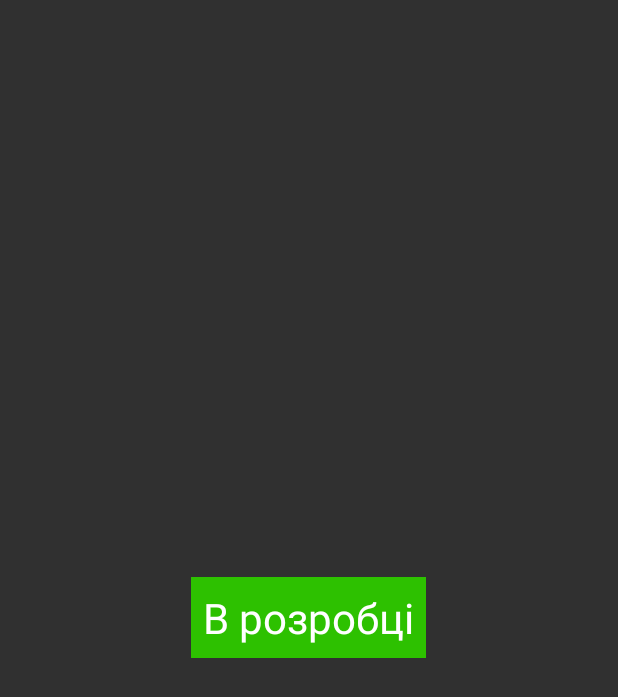
After one commit to snigavig/clean-city-android-new, an Android app: the layout location_details_fragment.xml on its own in the app's theme, with its tools: preview values and no code run, on a phone screen of 412 x 824 dp. The commit adds this screen. Shown: the top 697 px of the screen. Run offline under Robolectric (Android 15) with nearby library versions, the phone set to English and light mode, and no system bars.

Commit message:
details view init

```diff
--- a/app/build.gradle
+++ b/app/build.gradle
@@ -49,6 +49,9 @@ if (propFile.canRead()) {
 }
 
 dependencies {
+    repositories {
+        mavenCentral()
+    }
     compile fileTree(include: ['*.jar'], dir: 'libs')
     testCompile 'junit:junit:4.12'
     compile 'com.android.support:appcompat-v7:23.0.1'
@@ -62,6 +65,7 @@ dependencies {
     compile 'com.squareup.picasso:picasso:2.5.2'
     compile 'com.activeandroid:thread-safe-active-android:3.1.1'
     compile 'com.squareup:otto:1.3.8'
+    compile 'com.sothree.slidinguppanel:library:3.1.1'
     compile('io.nlopez.smartlocation:library:3.0.11') {
         transitive = false
     }
--- /dev/null
+++ b/app/src/main/res/layout/location_details_fragment.xml
@@ -0,0 +1,18 @@
+<?xml version="1.0" encoding="utf-8"?>
+<RelativeLayout xmlns:android="http://schemas.android.com/apk/res/android"
+    android:layout_width="match_parent"
+    android:layout_height="match_parent"
+    android:orientation="vertical">
+
+    <TextView
+        android:id="@+id/textView"
+        android:layout_width="wrap_content"
+        android:layout_height="wrap_content"
+        android:layout_centerHorizontal="true"
+        android:layout_centerVertical="true"
+        android:background="@color/primary"
+        android:padding="8dp"
+        android:text="@string/under_construction_text"
+        android:textColor="#fff"
+        android:textSize="28sp" />
+</RelativeLayout>
--- a/app/src/main/res/values/styles.xml
+++ b/app/src/main/res/values/styles.xml
@@ -8,5 +8,6 @@
         <item name="colorControlActivated">@color/primaryDark</item>
         <item name="colorControlHighlight">@color/secondaryDark</item>
         <item name="actionModeBackground">@color/secondaryDark</item>
+        <item name="android:windowActionBarOverlay">true</item>
     </style>
 </resources>
```
Also changed, not shown: app/src/main/java/com/goodcodeforfun/cleancitybattery/activity/MainActivity.java (+27 -2 lines), app/src/main/java/com/goodcodeforfun/cleancitybattery/fragment/LocationDetailsFragment.java (added, +34 -0 lines), app/src/main/java/com/goodcodeforfun/cleancitybattery/fragment/PointsMapFragment.java (+20 -4 lines), app/src/main/java/com/goodcodeforfun/cleancitybattery/view/ClickableMapView.java (added, +66 -0 lines), app/src/main/res/layout/points_map_fragment.xml (+26 -6 lines), 1 other file.
